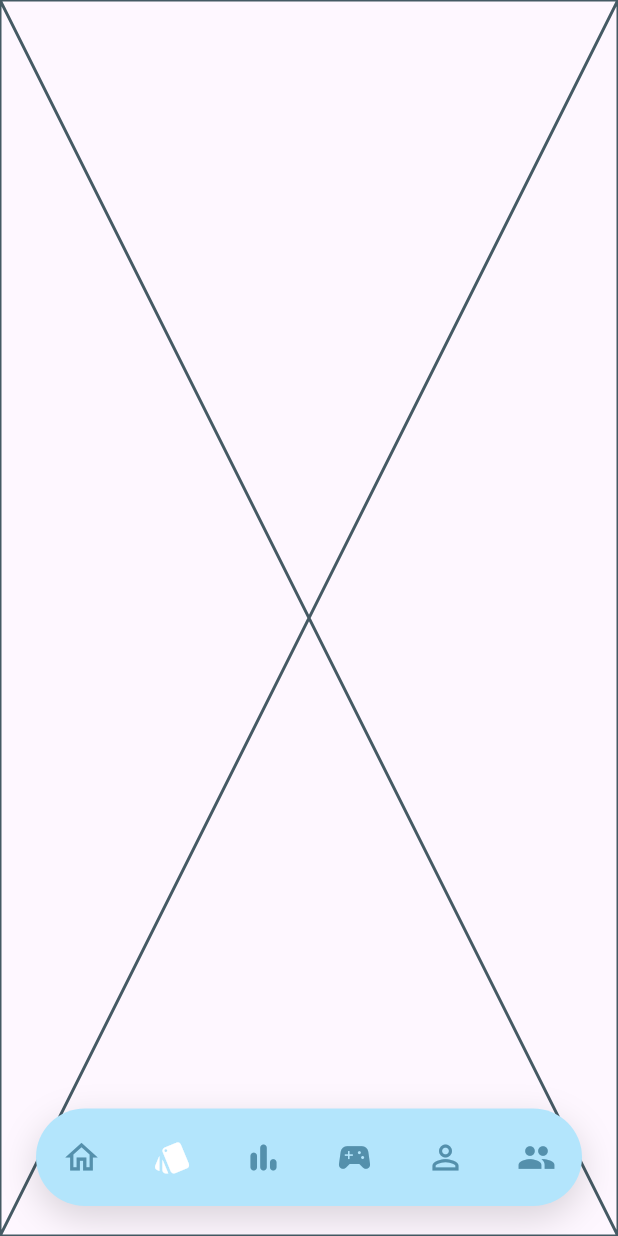
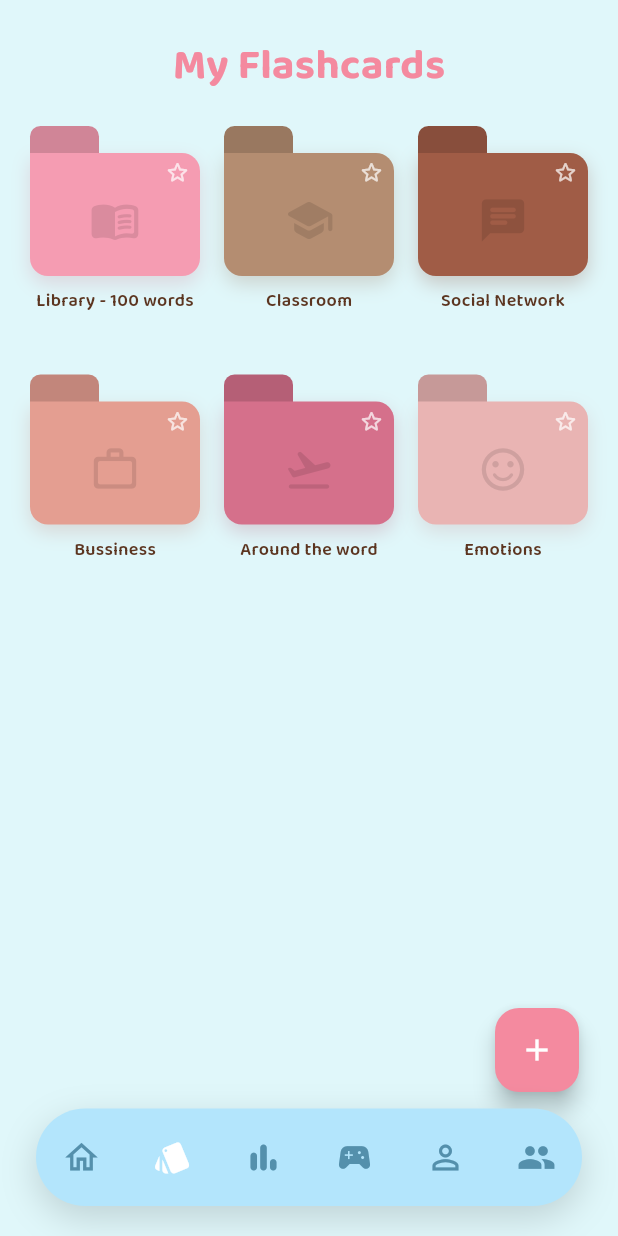
Before and after one commit to rstzsy/FlashCardApp, a Flutter app: the screen it shows after launch, item 2 of the bottom bar chosen, on a phone screen of 412 x 824 dp. Run offline on Flutter 3.47's test engine with Material 3 defaults, Android fonts, the phone set to English and light mode, and no system bars; our stand-ins replace fl_chart, google_fonts, image_picker, share_plus.

Commit message:
done UI flashcard(manage page, create page)

```diff
--- /dev/null
+++ b/flashcard_app/lib/features/flashcard/screens/flashcard_manager_screen.dart
@@ -0,0 +1,121 @@
+import 'package:flashcard_app/core/themes/app_colors.dart';
+import 'package:flutter/material.dart';
+import '../../../core/widgets/collection_card.dart';
+import 'flashcard_create_screen.dart';
+
+class FlashcardManagerScreen extends StatelessWidget {
+  const FlashcardManagerScreen({super.key});
+
+  // fake data
+  static final List<Map<String, dynamic>> _collections = [
+    {
+      'title': 'Basic English',
+      'subtitle': 'Library - 100 words',
+      'color': const Color(0xFFF59CB2),
+      'icon': Icons.menu_book_rounded,
+    },
+    {
+      'title': 'IELTS Vocabulary',
+      'subtitle': 'Classroom',
+      'color': const Color(0xFFB48D71),
+      'icon': Icons.school_rounded,
+    },
+    {
+      'title': 'Daily Phrases',
+      'subtitle': 'Social Network',
+      'color': const Color(0xFFA05C46),
+      'icon': Icons.chat_rounded,
+    },
+    {
+      'title': 'Business English',
+      'subtitle': 'Bussiness',
+      'color': const Color(0xFFE49E91),
+      'icon': Icons.work_outline_rounded,
+    },
+    {
+      'title': 'Travel',
+      'subtitle': 'Around the word',
+      'color': const Color(0xFFD5708B),
+      'icon': Icons.flight_takeoff_rounded,
+    },
+    {
+      'title': 'Slang',
+      'subtitle': 'Emotions',
+      'color': const Color(0xFFE9B4B3),
+      'icon': Icons.sentiment_satisfied_rounded,
+    },
+  ];
+
+  @override
+  Widget build(BuildContext context) {
+    return Scaffold(
+      backgroundColor: AppColors.mainColor,
+
+      // floating button
+      floatingActionButtonLocation: FloatingActionButtonLocation.endFloat,
+      floatingActionButton: Padding(
+        padding: const EdgeInsets.only(bottom: 80, right: 10),
+        child: FloatingActionButton(
+          backgroundColor: AppColors.highlightColor,
+          onPressed: () {
+            Navigator.push(
+            context,
+            MaterialPageRoute(
+              builder: (_) => const CreateFlashcardScreen(),
+            ),
+          );
+          },
+          child: const Icon(Icons.add, color: Colors.white),
+        ),
+      ),
+
+      body: SafeArea(
+        child: Column(
+          children: [
+            const SizedBox(height: 24),
+
+            // Title
+            const Text(
+              "My Flashcards",
+              style: TextStyle(
+                fontSize: 28,
+                fontWeight: FontWeight.bold,
+                color: AppColors.highlightColor,
+              ),
+            ),
+
+            const SizedBox(height: 20),
+
+            // grid list
+            Expanded(
+              child: GridView.builder(
+                padding: const EdgeInsets.symmetric(horizontal: 20),
+                itemCount: _collections.length,
+                gridDelegate: const SliverGridDelegateWithFixedCrossAxisCount(
+                  crossAxisCount: 3, //1row - 3 items
+                  mainAxisSpacing: 24,
+                  crossAxisSpacing: 16,
+                  childAspectRatio: 0.8,
+                ),
+                itemBuilder: (context, index) {
+                  final item = _collections[index];
+
+                  return CollectionCard(
+                    title: item['title'],
+                    subtitle: item['subtitle'],
+                    setsCount: 0,
+                    color: item['color'],
+                    icon: item['icon'],
+                    onFavoriteChanged: (fav) {
+                      debugPrint("${item['title']} favorite: $fav");
+                    },
+                  );
+                },
+              ),
+            ),
+          ],
+        ),
+      ),
+    );
+  }
+}
--- a/flashcard_app/lib/features/home/screens/home_screen.dart
+++ b/flashcard_app/lib/features/home/screens/home_screen.dart
@@ -2,7 +2,7 @@ import 'package:flutter/material.dart';
 import '../../../core/themes/app_colors.dart';
 import '../widgets/feature_item.dart';
 import '../widgets/recent_study_card.dart';
-import '../widgets/collection_card.dart';
+import '../../../core/widgets/collection_card.dart';
 import '../widgets/performance_section.dart';
 import '../widgets/promo_banner.dart';
 
--- a/flashcard_app/lib/routes/main_navigation.dart
+++ b/flashcard_app/lib/routes/main_navigation.dart
@@ -1,6 +1,7 @@
 import 'package:flashcard_app/core/themes/app_colors.dart';
 import 'package:flutter/material.dart';
 import '../features/auth/screens/account_screen.dart';
+import '../features/flashcard/screens/flashcard_manager_screen.dart';
 import '../features/group/screens/group_list_screen.dart';
 import '../features/home/screens/home_screen.dart';
 import '../features/statistic/screens/statistic_screen.dart';
@@ -21,7 +22,7 @@ class _MainNavigationState extends State<MainNavigation> {
 
   final List<Widget> pages = [
     const HomeScreen(),
-    const Placeholder(),
+    const FlashcardManagerScreen(),
     const StatisticsScreen(),
     const IntroGameScreen(),
     const ProfilePage(),
--- a/flashcard_app/pubspec.yaml
+++ b/flashcard_app/pubspec.yaml
@@ -33,6 +33,7 @@ dependencies:
   google_fonts: ^6.1.0
   fl_chart: ^0.68.0
   share_plus: ^7.2.1
+  image_picker: ^1.0.7
 
   # The following adds the Cupertino Icons font to your application.
   # Use with the CupertinoIcons class for iOS style icons.
```
Also changed, not shown: flashcard_app/lib/features/flashcard/screens/flashcard_create_screen.dart (added, +403 -0 lines), flashcard_app/lib/features/flashcard/widgets/flashcard_item.dart (added, +139 -0 lines), flashcard_app/lib/core/widgets/collection_card.dart (renamed from flashcard_app/lib/features/home/widgets/collection_card.dart).
